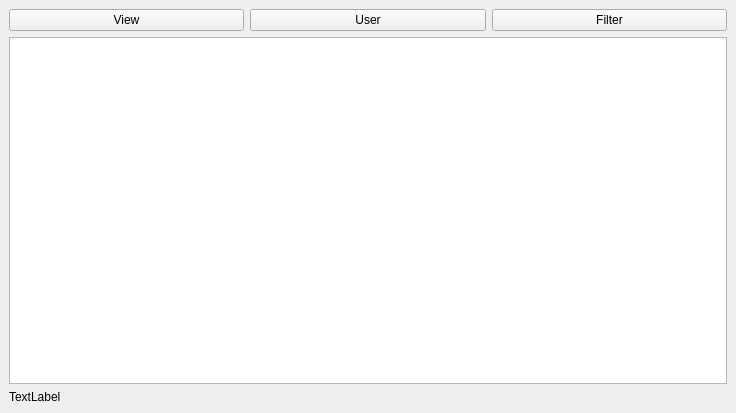
Old version of the form 03. Python/Практика/lab7/view/qtsrc/table_view.ui in the repository sit2606/learning.
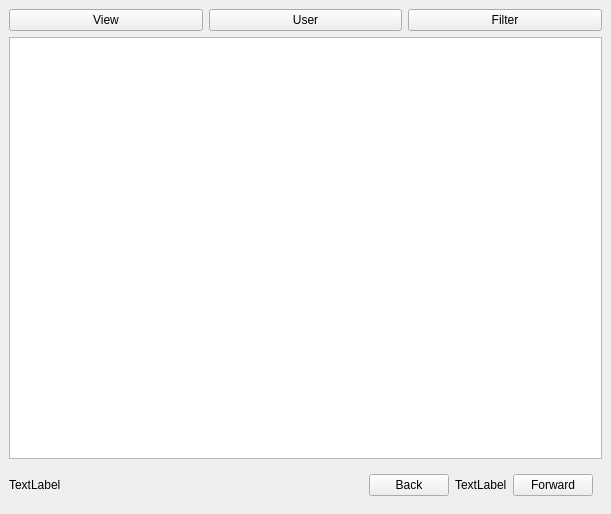
New version of the form.

Patch:
```diff
--- a/03. Python/Практика/lab7/view/qtsrc/table_view.ui
+++ b/03. Python/Практика/lab7/view/qtsrc/table_view.ui
@@ -6,8 +6,8 @@
    <rect>
     <x>0</x>
     <y>0</y>
-    <width>736</width>
-    <height>413</height>
+    <width>611</width>
+    <height>514</height>
    </rect>
   </property>
   <property name="sizePolicy">
@@ -26,8 +26,8 @@
    <property name="autoFillBackground">
     <bool>true</bool>
    </property>
-   <layout class="QGridLayout" name="gridLayout">
-    <item row="0" column="0">
+   <layout class="QVBoxLayout" name="verticalLayout">
+    <item>
      <layout class="QVBoxLayout" name="verticalLayout_2" stretch="0,1">
       <item>
        <layout class="QHBoxLayout" name="horizontalLayout">
@@ -66,12 +66,53 @@
       </item>
      </layout>
     </item>
-    <item row="1" column="0">
-     <widget class="QLabel" name="currentUser">
-      <property name="text">
-       <string>TextLabel</string>
-      </property>
-     </widget>
+    <item>
+     <layout class="QHBoxLayout" name="horizontalLayout_2">
+      <item>
+       <widget class="QLabel" name="currentUser">
+        <property name="sizePolicy">
+         <sizepolicy hsizetype="Expanding" vsizetype="Minimum">
+          <horstretch>0</horstretch>
+          <verstretch>0</verstretch>
+         </sizepolicy>
+        </property>
+        <property name="text">
+         <string>TextLabel</string>
+        </property>
+       </widget>
+      </item>
+      <item>
+       <widget class="QWidget" name="pageControlWidget" native="true">
+        <layout class="QHBoxLayout" name="horizontalLayout_5">
+         <item>
+          <layout class="QHBoxLayout" name="horizontalLayout_4">
+           <item>
+            <widget class="QPushButton" name="backPage">
+             <property name="text">
+              <string>Back</string>
+             </property>
+            </widget>
+           </item>
+           <item>
+            <widget class="QLabel" name="pageCount">
+             <property name="text">
+              <string>TextLabel</string>
+             </property>
+            </widget>
+           </item>
+           <item>
+            <widget class="QPushButton" name="forwardPage">
+             <property name="text">
+              <string>Forward</string>
+             </property>
+            </widget>
+           </item>
+          </layout>
+         </item>
+        </layout>
+       </widget>
+      </item>
+     </layout>
     </item>
    </layout>
   </widget>
```
